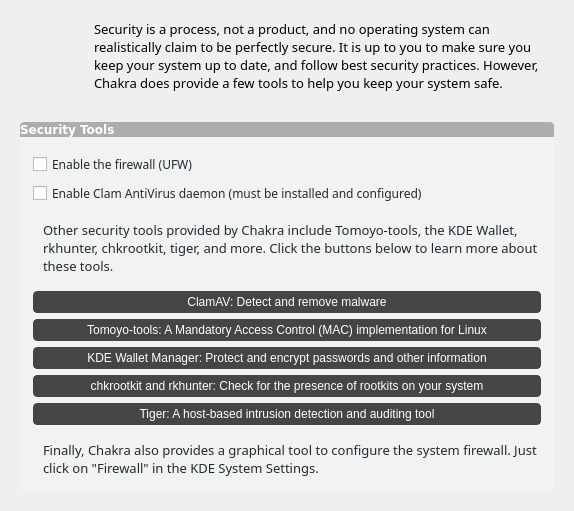
Qt form ui/ui_scrSecurity.ui (rshipp/kapudan) before a commit.
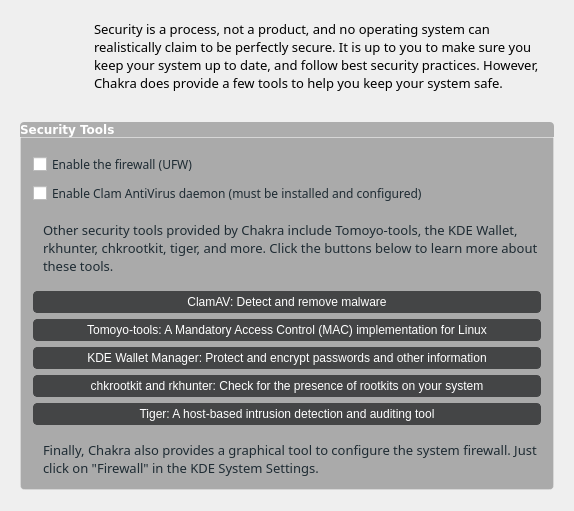
The same form after that commit. Icons and pictures are not drawn.

Commit message: Darkened all groupbox colors.

```diff
--- a/ui/ui_scrSecurity.ui
+++ b/ui/ui_scrSecurity.ui
@@ -43,7 +43,7 @@
        </property>
        <property name="styleSheet">
         <string notr="true">#groupBoxUpdates{
-background-color: rgb(242, 242, 242);
+background-color: rgb(170, 170, 170);
 border: 1px solid rgba(255,255,255,50);
 border-bottom-left-radius: 4px;
 border-bottom-right-radius: 4px;
```
The commit also changes 10 other files.
